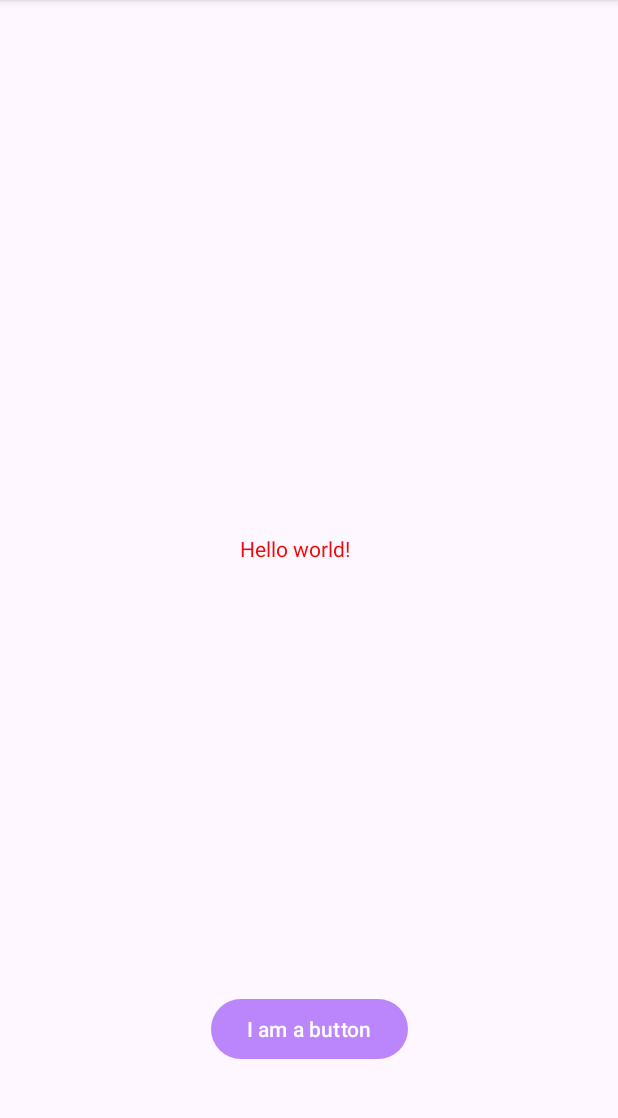
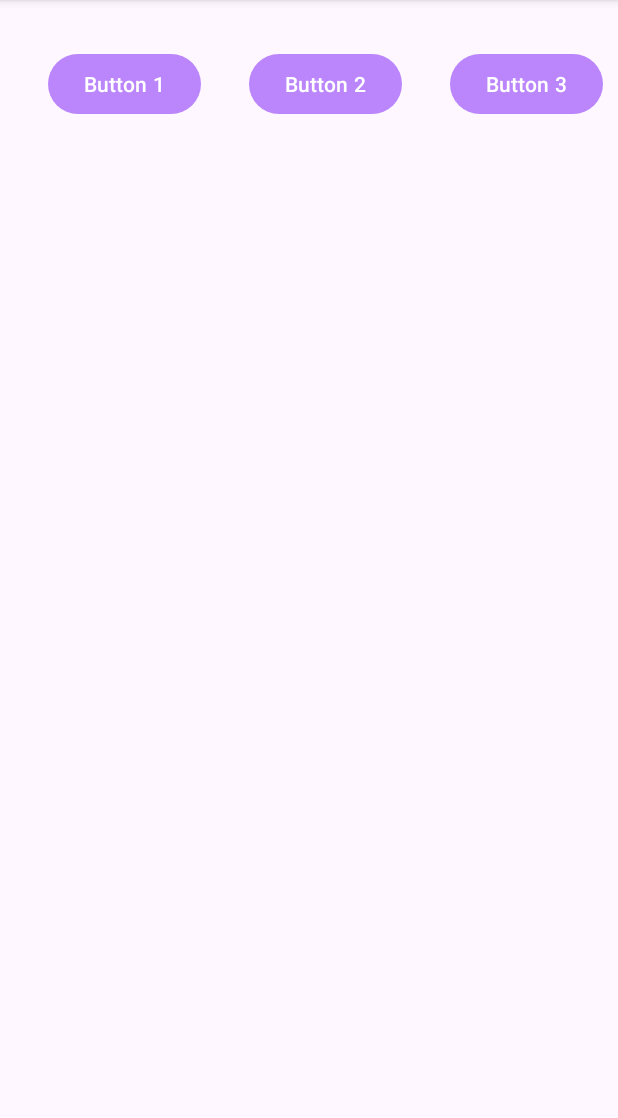
Before and after one commit to Jasman5911/Jasman_Andriod_Labs, an Android app: the screen it shows after launch (MainActivity), on a phone screen of 412 x 824 dp, the part 96-1214 px from its top. Run offline under Robolectric (Android 15) with nearby library versions, the phone set to English and light mode, and no system bars.

Commit message:
Finished step 2

```diff
--- a/app/src/main/res/layout/activity_main.xml
+++ b/app/src/main/res/layout/activity_main.xml
@@ -6,23 +6,31 @@
     android:layout_height="match_parent"
     tools:context=".MainActivity">
 
-    <TextView
-        android:layout_width="92dp"
-        android:layout_height="48dp"
-        android:text="@string/hello_message"
-        app:layout_constraintBottom_toBottomOf="parent"
-        app:layout_constraintEnd_toEndOf="parent"
+    <Button
+        android:id="@+id/button"
+        android:layout_width="wrap_content"
+        android:layout_height="wrap_content"
+        android:layout_marginStart="32dp"
+        android:layout_marginTop="32dp"
+        android:text="@string/button1"
         app:layout_constraintStart_toStartOf="parent"
         app:layout_constraintTop_toTopOf="parent" />
 
     <Button
+        android:id="@+id/button2"
         android:layout_width="wrap_content"
         android:layout_height="wrap_content"
-        android:layout_marginBottom="50dp"
-        android:text="@string/button_message"
-        app:layout_constraintBottom_toBottomOf="parent"
-        app:layout_constraintEnd_toEndOf="parent"
-        app:layout_constraintHorizontal_bias="0.5"
-        app:layout_constraintStart_toStartOf="parent" />
+        android:layout_marginStart="32dp"
+        android:text="@string/button2"
+        app:layout_constraintStart_toEndOf="@+id/button"
+        app:layout_constraintTop_toTopOf="@+id/button" />
 
+    <Button
+        android:id="@+id/button3"
+        android:layout_width="wrap_content"
+        android:layout_height="wrap_content"
+        android:layout_marginStart="32dp"
+        android:text="@string/button3"
+        app:layout_constraintStart_toEndOf="@+id/button2"
+        app:layout_constraintTop_toTopOf="@+id/button2" />
 </androidx.constraintlayout.widget.ConstraintLayout>
--- a/app/src/main/res/values/strings.xml
+++ b/app/src/main/res/values/strings.xml
@@ -2,4 +2,7 @@
     <string name="app_name">Jasman\'s Andriod Labs</string>
     <string name="hello_message">Hello world!</string>
     <string name="button_message">I am a button</string>
+    <string name="button1">Button 1</string>
+    <string name="button2">Button 2</string>
+    <string name="button3">Button 3</string>
 </resources>
```
Also changed, not shown: 1 other file.
